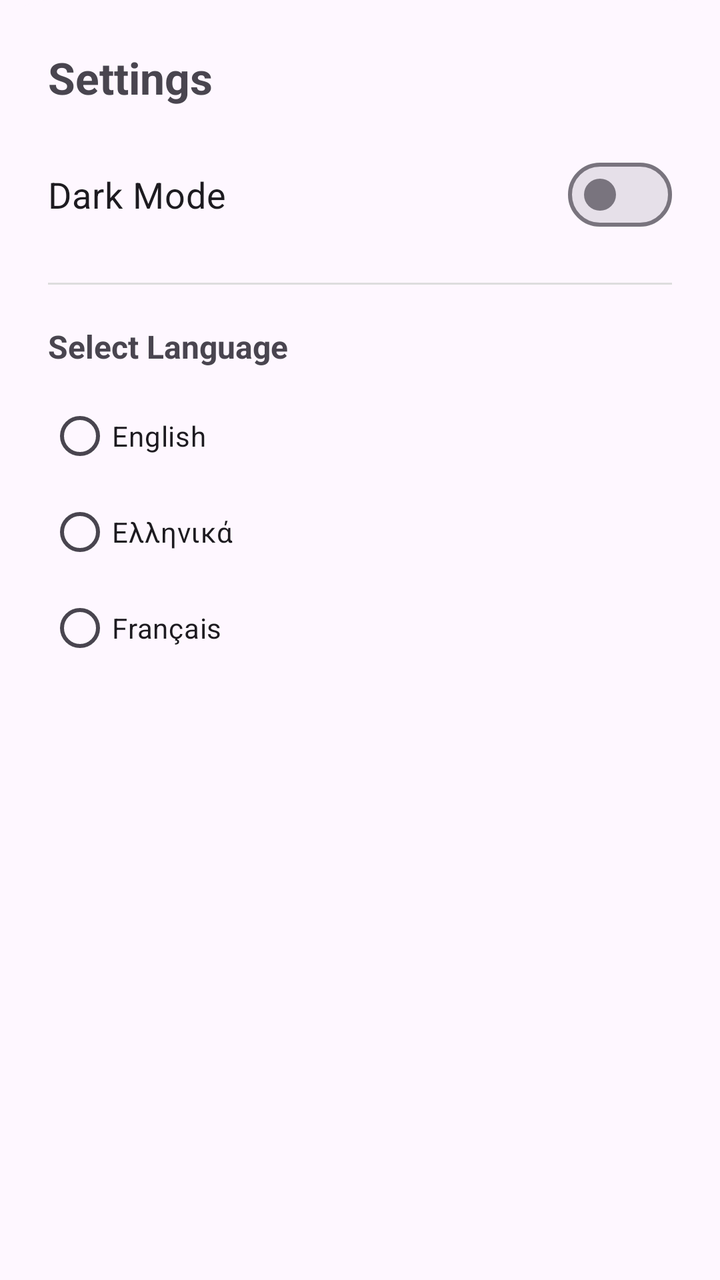
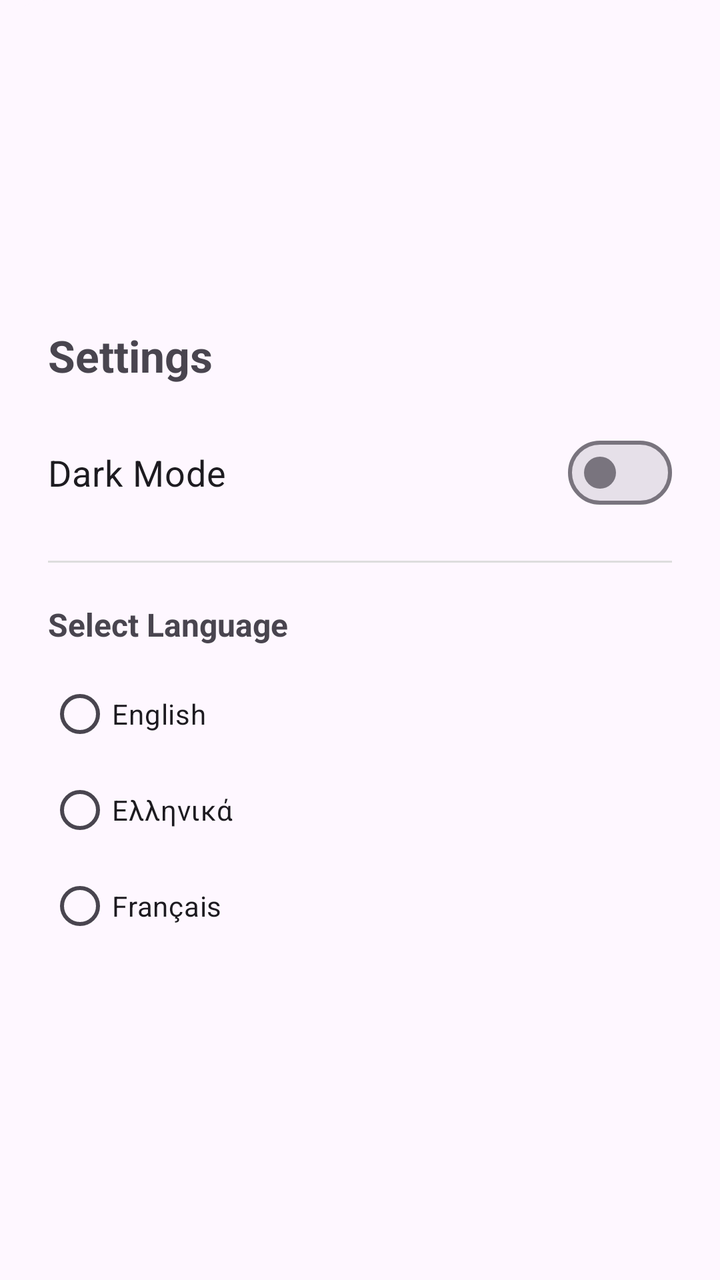

Screens rendered from an Android XML layout before and after an edit, with the pre-edit source and the edit as a unified diff.
<!-- AndroidManifest.xml: application theme Theme.UnipiAudioStories -->
<!-- res/layout/layout_settings.xml -->
<?xml version="1.0" encoding="utf-8"?>
<LinearLayout xmlns:android="http://schemas.android.com/apk/res/android"
    android:layout_width="match_parent"
    android:layout_height="wrap_content"
    android:orientation="vertical"
    android:padding="24dp"
    android:background="@drawable/bottom_sheet_background">

    <TextView
        android:layout_width="wrap_content"
        android:layout_height="wrap_content"
        android:text="Settings"
        android:textSize="22sp"
        android:textStyle="bold"
        android:layout_marginBottom="20dp"/>

    <com.google.android.material.materialswitch.MaterialSwitch
        android:id="@+id/switchDarkMode"
        android:layout_width="match_parent"
        android:layout_height="wrap_content"
        android:text="Dark Mode"
        android:textSize="18sp" />

    <View
        android:layout_width="match_parent"
        android:layout_height="1dp"
        android:background="#DDDDDD"
        android:layout_marginVertical="20dp"/>

    <TextView
        android:layout_width="wrap_content"
        android:layout_height="wrap_content"
        android:text="Select Language"
        android:textSize="16sp"
        android:textStyle="bold"
        android:layout_marginBottom="10dp"/>

    <RadioGroup
        android:id="@+id/rgLanguage"
        android:layout_width="match_parent"
        android:layout_height="wrap_content">
        <RadioButton android:id="@+id/rbEn" android:layout_width="match_parent" android:layout_height="wrap_content" android:text="English" />
        <RadioButton android:id="@+id/rbEl" android:layout_width="match_parent" android:layout_height="wrap_content" android:text="Ελληνικά" />
        <RadioButton android:id="@+id/rbFr" android:layout_width="match_parent" android:layout_height="wrap_content" android:text="Français" />
    </RadioGroup>
</LinearLayout>
<!-- resources referenced by this layout -->
<resources>
  <!-- drawable bottom_sheet_background (drawable) -->
  <?xml version="1.0" encoding="utf-8"?>
  <shape xmlns:android="http://schemas.android.com/apk/res/android">
      <solid android:color="?android:attr/windowBackground" />
      <corners
          android:topLeftRadius="24dp"
          android:topRightRadius="24dp" />
  </shape>
  <style name="Theme.UnipiAudioStories" parent="Base.Theme.UnipiAudioStories" />
  <style name="Base.Theme.UnipiAudioStories" parent="Theme.Material3.DayNight.NoActionBar">
          <item name="colorPrimary">@color/brand_primary</item>
          <item name="colorOnPrimary">@color/white</item>
  
          <item name="materialButtonStyle">@style/MyButtonAppStyle</item>
      </style>
  <color name="brand_primary">#006778</color>
  <color name="white">#FFFFFFFF</color>
  <style name="MyButtonAppStyle" parent="Widget.Material3.Button">
          <item name="cornerRadius">20dp</item> <item name="android:insetTop">0dp</item>
          <item name="android:insetBottom">0dp</item>
      </style>
</resources>

<!-- the commit's change to res/layout/layout_settings.xml (unified diff, before → after) -->
@@ -1,46 +1,59 @@
 <?xml version="1.0" encoding="utf-8"?>
-<LinearLayout xmlns:android="http://schemas.android.com/apk/res/android"
+<androidx.constraintlayout.widget.ConstraintLayout
+    xmlns:android="http://schemas.android.com/apk/res/android"
+    xmlns:app="http://schemas.android.com/apk/res-auto"
     android:layout_width="match_parent"
     android:layout_height="wrap_content"
-    android:orientation="vertical"
     android:padding="24dp"
     android:background="@drawable/bottom_sheet_background">
 
-    <TextView
-        android:layout_width="wrap_content"
+    <LinearLayout
+        android:layout_width="0dp"
         android:layout_height="wrap_content"
-        android:text="Settings"
-        android:textSize="22sp"
-        android:textStyle="bold"
-        android:layout_marginBottom="20dp"/>
+        android:orientation="vertical"
+        app:layout_constraintWidth_max="@dimen/layout_max_width"
+        app:layout_constraintStart_toStartOf="parent"
+        app:layout_constraintEnd_toEndOf="parent"
+        app:layout_constraintTop_toTopOf="parent"
+        app:layout_constraintBottom_toBottomOf="parent">
 
-    <com.google.android.material.materialswitch.MaterialSwitch
-        android:id="@+id/switchDarkMode"
-        android:layout_width="match_parent"
-        android:layout_height="wrap_content"
-        android:text="Dark Mode"
-        android:textSize="18sp" />
+        <TextView
+            android:layout_width="wrap_content"
+            android:layout_height="wrap_content"
+            android:text="Settings"
+            android:textSize="22sp"
+            android:textStyle="bold"
+            android:layout_marginBottom="20dp"/>
 
-    <View
-        android:layout_width="match_parent"
-        android:layout_height="1dp"
-        android:background="#DDDDDD"
-        android:layout_marginVertical="20dp"/>
+        <com.google.android.material.materialswitch.MaterialSwitch
+            android:id="@+id/switchDarkMode"
+            android:layout_width="match_parent"
+            android:layout_height="wrap_content"
+            android:text="Dark Mode"
+            android:textSize="18sp" />
 
-    <TextView
-        android:layout_width="wrap_content"
-        android:layout_height="wrap_content"
-        android:text="Select Language"
-        android:textSize="16sp"
-        android:textStyle="bold"
-        android:layout_marginBottom="10dp"/>
+        <View
+            android:layout_width="match_parent"
+            android:layout_height="1dp"
+            android:background="#DDDDDD"
+            android:layout_marginVertical="20dp"/>
 
-    <RadioGroup
-        android:id="@+id/rgLanguage"
-        android:layout_width="match_parent"
-        android:layout_height="wrap_content">
-        <RadioButton android:id="@+id/rbEn" android:layout_width="match_parent" android:layout_height="wrap_content" android:text="English" />
-        <RadioButton android:id="@+id/rbEl" android:layout_width="match_parent" android:layout_height="wrap_content" android:text="Ελληνικά" />
-        <RadioButton android:id="@+id/rbFr" android:layout_width="match_parent" android:layout_height="wrap_content" android:text="Français" />
-    </RadioGroup>
-</LinearLayout>
+        <TextView
+            android:layout_width="wrap_content"
+            android:layout_height="wrap_content"
+            android:text="Select Language"
+            android:textSize="16sp"
+            android:textStyle="bold"
+            android:layout_marginBottom="10dp"/>
+
+        <RadioGroup
+            android:id="@+id/rgLanguage"
+            android:layout_width="match_parent"
+            android:layout_height="wrap_content">
+            <RadioButton android:id="@+id/rbEn" android:layout_width="match_parent" android:layout_height="wrap_content" android:text="English" />
+            <RadioButton android:id="@+id/rbEl" android:layout_width="match_parent" android:layout_height="wrap_content" android:text="Ελληνικά" />
+            <RadioButton android:id="@+id/rbFr" android:layout_width="match_parent" android:layout_height="wrap_content" android:text="Français" />
+        </RadioGroup>
+    </LinearLayout>
+
+</androidx.constraintlayout.widget.ConstraintLayout>
<!-- resource entries referenced after the edit -->
@@ -1,5 +1,6 @@
 <!-- resources referenced by this layout -->
 <resources>
+  <dimen name="layout_max_width">0dp</dimen>
   <!-- drawable bottom_sheet_background (drawable) -->
   <?xml version="1.0" encoding="utf-8"?>
   <shape xmlns:android="http://schemas.android.com/apk/res/android">
